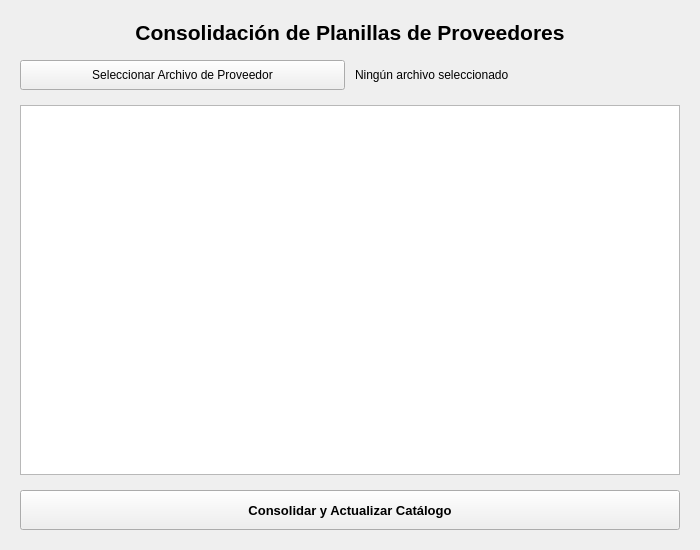
This is src/views/consolidacion.ui in benitezluciano/rosario-compras-sistema as Qt 5 draws it before an edit. The edited form follows.
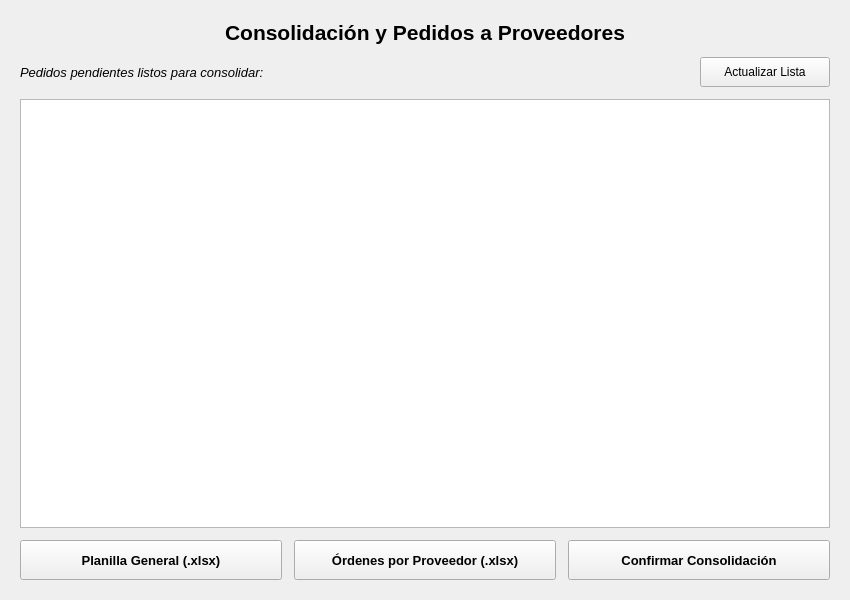
This is the edited form.

Diff of the .ui file:
```diff
--- a/src/views/consolidacion.ui
+++ b/src/views/consolidacion.ui
@@ -6,8 +6,8 @@
    <rect>
     <x>0</x>
     <y>0</y>
-    <width>700</width>
-    <height>550</height>
+    <width>850</width>
+    <height>600</height>
    </rect>
   </property>
   <property name="windowTitle">
@@ -15,7 +15,7 @@
   </property>
   <layout class="QVBoxLayout" name="verticalLayout">
    <property name="spacing">
-    <number>15</number>
+    <number>12</number>
    </property>
    <property name="leftMargin">
     <number>20</number>
@@ -39,7 +39,7 @@
       </font>
      </property>
      <property name="text">
-      <string>Consolidación de Planillas de Proveedores</string>
+      <string>Consolidación y Pedidos a Proveedores</string>
      </property>
      <property name="alignment">
       <set>Qt::AlignCenter</set>
@@ -47,34 +47,96 @@
     </widget>
    </item>
    <item>
-    <layout class="QHBoxLayout" name="layout_archivo">
-     <property name="spacing">
-      <number>10</number>
-     </property>
+    <layout class="QHBoxLayout" name="layout_top">
+     <item>
+      <widget class="QLabel" name="lbl_info_pedidos">
+       <property name="font">
+        <font>
+         <family>Arial</family>
+         <pointsize>10</pointsize>
+         <italic>true</italic>
+        </font>
+       </property>
+       <property name="text">
+        <string>Pedidos pendientes listos para consolidar:</string>
+       </property>
+      </widget>
+     </item>
      <item>
-      <widget class="QPushButton" name="btn_seleccionar_archivo">
+      <spacer name="horizontalSpacer">
+       <property name="orientation">
+        <enum>Qt::Horizontal</enum>
+       </property>
+       <property name="sizeHint" stdset="0">
+        <size>
+         <width>40</width>
+         <height>20</height>
+        </size>
+       </property>
+      </spacer>
+     </item>
+     <item>
+      <widget class="QPushButton" name="btn_refrescar">
        <property name="minimumSize">
         <size>
-         <width>220</width>
+         <width>130</width>
          <height>30</height>
         </size>
        </property>
        <property name="text">
-        <string>Seleccionar Archivo de Proveedor</string>
-       </property>
-      </widget>
-     </item>
-     <item>
-      <widget class="QLabel" name="lbl_archivo_seleccionado">
-       <property name="text">
-        <string>Ningún archivo seleccionado</string>
+        <string>Actualizar Lista</string>
        </property>
       </widget>
      </item>
     </layout>
    </item>
    <item>
-    <widget class="QTableWidget" name="tabla_previa"/>
+    <widget class="QTableWidget" name="tabla_consolidado"/>
+   </item>
+   <item>
+    <layout class="QHBoxLayout" name="layout_acciones">
+     <property name="spacing">
+      <number>12</number>
+     </property>
+     <item>
+      <widget class="QPushButton" name="btn_exportar">
+       <property name="minimumSize">
+        <size>
+         <width>0</width>
+         <height>40</height>
+        </size>
+       </property>
+       <property name="font">
+        <font>
+         <family>Arial</family>
+         <pointsize>10</pointsize>
+         <bold>true</bold>
+        </font>
+       </property>
+       <property name="text">
+        <string>Planilla General (.xlsx)</string>
+       </property>
+      </widget>
+     </item>
+     <item>
+      <widget class="QPushButton" name="btn_exportar_proveedores">
+       <property name="minimumSize">
+        <size>
+         <width>0</width>
+         <height>40</height>
+        </size>
+       </property>
+       <property name="font">
+        <font>
+         <family>Arial</family>
+         <pointsize>10</pointsize>
+         <bold>true</bold>
+        </font>
+       </property>
+       <property name="text">
+        <string>Órdenes por Proveedor (.xlsx)</string>
+       </property>
+      </widget>
    </item>
    <item>
     <widget class="QPushButton" name="btn_consolidar">
@@ -92,9 +154,11 @@
       </font>
      </property>
      <property name="text">
-      <string>Consolidar y Actualizar Catálogo</string>
-     </property>
-    </widget>
+        <string>Confirmar Consolidación</string>
+       </property>
+      </widget>
+     </item>
+    </layout>
    </item>
   </layout>
  </widget>
```
Left out of the diff: 2 changed lines with no effect on the pictures. Lines whose indentation alone changed are shown as unchanged.
